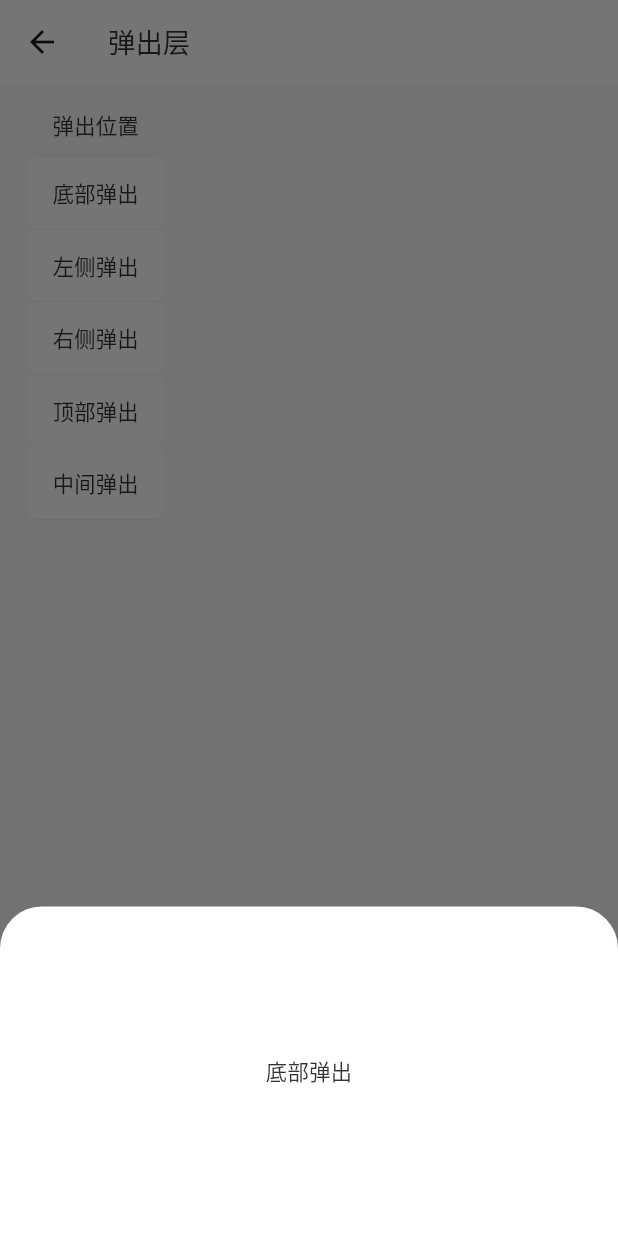
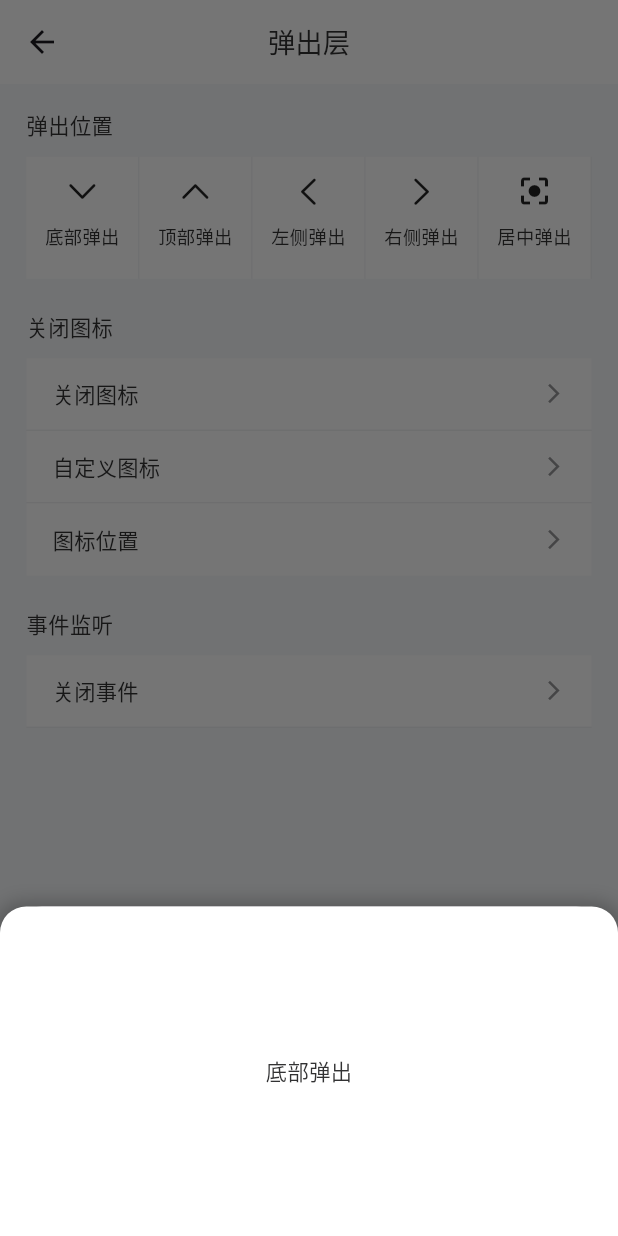
Before and after one commit to chasonHgg/flutter_better_ui, a Flutter app: the BetterPopupPage screen opened by its route, after a tap on "底部弹出", on a phone screen of 412 x 824 dp. Run offline on Flutter 3.47's test engine with Material 3 defaults, Android fonts, the phone set to English and light mode, and no system bars; our stand-ins replace get.

Commit message:
完善popup案例演示

```diff
--- a/example/lib/i18n/locale/en_us.dart
+++ b/example/lib/i18n/locale/en_us.dart
@@ -42,5 +42,10 @@ Map<String, String> enUS = {
   '右侧弹出': 'Right Popup',
   '顶部弹出': 'Top Popup',
   '底部弹出': 'Bottom Popup',
-  '中间弹出': 'Center Popup',
+  '居中弹出': 'Center Popup',
+  '关闭图标': 'Close Icon',
+  '图标位置': 'Icon Position',
+  '事件监听': 'Event Listener',
+  '关闭事件': 'Close Event',
+  '关闭了': 'Closed',
 };
--- a/example/lib/i18n/locale/zh_cn.dart
+++ b/example/lib/i18n/locale/zh_cn.dart
@@ -42,5 +42,10 @@ Map<String, String> zhCN = {
   '右侧弹出': '右侧弹出',
   '顶部弹出': '顶部弹出',
   '底部弹出': '底部弹出',
-  '中间弹出': '中间弹出',
+  '居中弹出': '居中弹出',
+  '关闭图标': '关闭图标',
+  '图标位置': '图标位置',
+  '事件监听': '事件监听',
+  '关闭事件': '关闭事件',
+  '关闭了': '关闭了',
 };
--- a/example/lib/i18n/translations.dart
+++ b/example/lib/i18n/translations.dart
@@ -9,6 +9,10 @@ class I18nTranslations extends Translations {
   @override
   Map<String, Map<String, String>> get keys => {'zh_CN': zhCN, 'en_US': enUS};
 
+  static Locale? getLocale() {
+    return Get.locale;
+  }
+
   static void updateLocale(I18nLocale locale) {
     var localeSplit = locale.toString().split('_');
     Get.updateLocale(Locale(localeSplit[0].split('.')[1], localeSplit[1]));
--- a/example/lib/pages/better_button_page.dart
+++ b/example/lib/pages/better_button_page.dart
@@ -13,7 +13,7 @@ class BetterButtonPage extends StatelessWidget {
         title: Text('按钮'.tr),
         bottom: PreferredSize(
           preferredSize: Size.fromHeight(0.5),
-          child: Container(color: Theme.of(context).dividerColor, height: 0.5),
+          child: Container(color: Theme.of(context).dividerColor, height: 1.bw),
         ),
       ),
       body: SingleChildScrollView(
--- a/example/lib/pages/better_cell_page.dart
+++ b/example/lib/pages/better_cell_page.dart
@@ -13,7 +13,7 @@ class BetterCellPage extends StatelessWidget {
         title: Text('单元格'.tr),
         bottom: PreferredSize(
           preferredSize: Size.fromHeight(0.5),
-          child: Container(color: Theme.of(context).dividerColor, height: 0.5),
+          child: Container(color: Theme.of(context).dividerColor, height: 1.bw),
         ),
       ),
       body: SingleChildScrollView(
--- a/example/lib/pages/better_popup_page.dart
+++ b/example/lib/pages/better_popup_page.dart
@@ -1,6 +1,9 @@
-import 'package:better_ui/better_button.dart';
+import 'package:better_ui/better_cell.dart';
 import 'package:better_ui/better_popup.dart';
+import 'package:better_ui/better_toast.dart';
+import 'package:better_ui/theme/better_theme_extension.dart';
 import 'package:better_ui/utils/better_screen_util.dart';
+import 'package:flutter/cupertino.dart';
 import 'package:flutter/material.dart';
 import 'package:get/get.dart';
 
@@ -9,122 +12,161 @@ class BetterPopupPage extends StatelessWidget {
 
   @override
   Widget build(BuildContext context) {
+    BetterThemeExtension theme = Theme.of(
+      context,
+    ).extension<BetterThemeExtension>()!;
     return Scaffold(
       appBar: AppBar(title: Text('弹出层'.tr)),
       body: SingleChildScrollView(
         child: Padding(
           padding: EdgeInsets.all(16.bw),
           child: Column(
+            crossAxisAlignment: CrossAxisAlignment.start,
             children: [
               Text('弹出位置'.tr, style: TextStyle(fontSize: 14.bsp)),
               SizedBox(height: 10.bw),
-              BetterButton(
-                text: '底部弹出'.tr,
-                onClick: () => {
+              Row(
+                children: [
+                  renderPositionRowItem(
+                    context: context,
+                    title: '底部弹出'.tr,
+                    icon: CupertinoIcons.chevron_down,
+                    position: BetterPopupPosition.bottom,
+                    height: 200.bw,
+                    theme: theme,
+                  ),
+                  renderPositionRowItem(
+                    context: context,
+                    title: '顶部弹出'.tr,
+                    icon: CupertinoIcons.chevron_up,
+                    position: BetterPopupPosition.top,
+                    theme: theme,
+                  ),
+                  renderPositionRowItem(
+                    context: context,
+                    title: '左侧弹出'.tr,
+                    width: 150.bw,
+                    icon: CupertinoIcons.chevron_left,
+                    position: BetterPopupPosition.left,
+                    theme: theme,
+                  ),
+                  renderPositionRowItem(
+                    context: context,
+                    title: '右侧弹出'.tr,
+                    width: 150.bw,
+                    icon: CupertinoIcons.chevron_right,
+                    position: BetterPopupPosition.right,
+                    theme: theme,
+                  ),
+                  renderPositionRowItem(
+                    context: context,
+                    title: '居中弹出'.tr,
+                    width: 150.bw,
+                    height: 150.bw,
+                    icon: Icons.center_focus_strong,
+                    position: BetterPopupPosition.center,
+                    theme: theme,
+                  ),
+                ],
+              ),
+              SizedBox(height: 20.bw),
+              Text('关闭图标'.tr, style: TextStyle(fontSize: 14.bsp)),
+              SizedBox(height: 10.bw),
+              BetterCell(
+                titleText: '关闭图标'.tr,
+                isShowBorder: true,
+                isShowArrowRight: true,
+                onClick: () {
                   BetterPopup.show(
                     context,
-                    child: SizedBox(
-                      width: BetterScreenUtil.screenWidth,
                     height: 200.bw,
                     child: Center(
                       child: Text(
-                          "底部弹出".tr,
+                        '关闭图标'.tr,
                         style: TextStyle(fontSize: 14.bsp),
                       ),
                     ),
+                    isShowCloseIcon: true,
+                  );
+                },
+              ),
+              BetterCell(
+                titleText: '自定义图标'.tr,
+                isShowBorder: true,
+                isShowArrowRight: true,
+                onClick: () {
+                  BetterPopup.show(
+                    context,
+                    height: 200.bw,
+                    closeIcon: Positioned(
+                      right: 16.bw,
+                      top: 16.bw,
+                      child: GestureDetector(
+                        onTap: () {
+                          Navigator.pop(context);
+                        },
+                        child: Icon(CupertinoIcons.cloud_sleet_fill),
                       ),
                     ),
-                },
-              ),
-              BetterButton(
-                text: '左侧弹出'.tr,
-                onClick: () => {
-                  BetterPopup.show(
-                    context,
-                    position: BetterPopupPosition.left,
-                    width: 150.bw,
-                    boxShadow: [
-                      BoxShadow(
-                        color: Colors.black26,
-                        blurRadius: 10.bw,
-                        spreadRadius: 2.bw,
-                      ),
-                    ],
-                    child: SizedBox(
                     child: Center(
                       child: Text(
-                          "左侧弹出".tr,
+                        '自定义图标'.tr,
                         style: TextStyle(fontSize: 14.bsp),
                       ),
                     ),
+                    isShowCloseIcon: true,
+                  );
+                },
+              ),
+              BetterCell(
+                titleText: '图标位置'.tr,
+                isShowArrowRight: true,
+                onClick: () {
+                  BetterPopup.show(
+                    context,
+                    height: 200.bw,
+                    closeIcon: Positioned(
+                      left: 16.bw,
+                      top: 16.bw,
+                      child: GestureDetector(
+                        onTap: () {
+                          Navigator.pop(context);
+                        },
+                        child: Icon(Icons.close, size: 24.bw),
                       ),
                     ),
-                },
-              ),
-              BetterButton(
-                text: '右侧弹出'.tr,
-                onClick: () => {
-                  BetterPopup.show(
-                    context,
-                    position: BetterPopupPosition.right,
-                    width: 150.bw,
-                    boxShadow: [
-                      BoxShadow(
-                        color: Colors.black26,
-                        blurRadius: 10.bw,
-                        spreadRadius: 2.bw,
-                      ),
-                    ],
-                    child: SizedBox(
                     child: Center(
                       child: Text(
-                          "右侧弹出".tr,
+                        '图标位置'.tr,
                         style: TextStyle(fontSize: 14.bsp),
                       ),
                     ),
-                    ),
-                  ),
+                    isShowCloseIcon: true,
+                  );
                 },
               ),
-              BetterButton(
-                text: '顶部弹出'.tr,
-                onClick: () => {
+              SizedBox(height: 20.bw),
+              Text('事件监听'.tr, style: TextStyle(fontSize: 14.bsp)),
+              SizedBox(height: 10.bw),
+              BetterCell(
+                titleText: '关闭事件'.tr,
+                isShowBorder: true,
+                isShowArrowRight: true,
+                onClick: () {
                   BetterPopup.show(
                     context,
-                    position: BetterPopupPosition.top,
-                    boxShadow: [
-                      BoxShadow(
-                        color: Colors.black26,
-                        blurRadius: 10.bw,
-                        spreadRadius: 2.bw,
-                      ),
-                    ],
-                    child: SizedBox(
+                    height: 200.bw,
                     child: Center(
                       child: Text(
-                          "顶部弹出".tr,
+                        '关闭事件'.tr,
                         style: TextStyle(fontSize: 14.bsp),
                       ),
                     ),
-                    ),
-                  ),
+                    isShowCloseIcon: true,
+                    onClose: () {
+                      BetterToast.show(context, message: '关闭了');
                     },
-              ),
-              BetterButton(
-                text: '中间弹出'.tr,
-                onClick: () => {
-                  BetterPopup.show(
-                    context,
-                    position: BetterPopupPosition.center,
-                    child: SizedBox(
-                      child: Center(
-                        child: Text(
-                          "中间弹出".tr,
-                          style: TextStyle(fontSize: 14.bsp),
-                        ),
-                      ),
-                    ),
-                  ),
+                  );
                 },
               ),
             ],
@@ -133,4 +175,61 @@ class BetterPopupPage extends StatelessWidget {
       ),
     );
   }
+
+  Widget renderPositionRowItem({
+    required BuildContext context,
+    required String title,
+    required BetterPopupPosition position,
+    required IconData icon,
+    required BetterThemeExtension theme,
+    double? width,
+    double? height,
+  }) {
+    return Expanded(
+      child: GestureDetector(
+        onTap: () {
+          BetterPopup.show(
+            context,
+            position: position,
+            width: width,
+            height: height,
+            boxShadow: [
+              BoxShadow(
+                color: Colors.black26,
+                blurRadius: 10.bw,
+                spreadRadius: 2.bw,
+              ),
+            ],
+            child: Center(
+              child: Text(title.tr, style: TextStyle(fontSize: 14.bsp)),
+            ),
+          );
+        },
+        child: Container(
+          height: 74.bw,
+          padding: EdgeInsets.only(top: 10.bw),
+          decoration: BoxDecoration(
+            color: theme.popupTheme.backgroundColor,
+            //右边框
+            border: Border(
+              right: BorderSide(color: theme.borderColor, width: 1.bw),
+            ),
+          ),
+          child: Column(
+            crossAxisAlignment: CrossAxisAlignment.center,
+            children: [
+              Icon(icon),
+              SizedBox(height: 8.bw),
+              Text(
+                title.tr,
+                textAlign: TextAlign.center,
+                style: TextStyle(fontSize: 12.bsp),
+                softWrap: true,
+              ),
+            ],
+          ),
+        ),
+      ),
+    );
   }
+}
--- a/lib/better_button.dart
+++ b/lib/better_button.dart
@@ -100,7 +100,7 @@ class BetterButton extends StatelessWidget {
 
     double finalBorderWidth = borderWidth ?? 1;
     if (borderWidth == null && BetterUtil.shouldUseHairlineBorder(context)) {
-      finalBorderWidth = 0.5;
+      finalBorderWidth = 1.bw;
     }
 
     //获取主题色
--- a/lib/better_popup.dart
+++ b/lib/better_popup.dart
@@ -21,6 +21,7 @@ class BetterPopup {
     Widget? closeIcon,
     EdgeInsets? padding,
     final List<BoxShadow>? boxShadow,
+    VoidCallback? onClose,
   }) {
     if (position == BetterPopupPosition.bottom) {
       _showBottomPopup(
@@ -37,6 +38,7 @@ class BetterPopup {
         closeIcon: closeIcon,
         padding: padding,
         boxShadow: boxShadow,
+        onClose: onClose,
       );
       return;
     }
@@ -55,6 +57,7 @@ class BetterPopup {
       closeIcon: closeIcon,
       padding: padding,
       boxShadow: boxShadow,
+      onClose: onClose,
     );
   }
 
@@ -72,6 +75,7 @@ class BetterPopup {
     Widget? closeIcon,
     EdgeInsets? padding,
     final List<BoxShadow>? boxShadow,
+    VoidCallback? onClose,
   }) {
     BetterPopupTheme popupTheme = Theme.of(
       context,
@@ -80,6 +84,8 @@ class BetterPopup {
       topLeft: Radius.circular(16.bw),
       topRight: Radius.circular(16.bw),
     );
+
+    width ??= BetterScreenUtil.screenWidth;
 
     List<Widget> children = [];
     if (child != null) {
@@ -112,17 +118,25 @@ class BetterPopup {
     showModalBottomSheet(
       context: context,
       isDismissible: isDismissible,
-      backgroundColor: backgroundColor ?? popupTheme.backgroundColor,
-      builder: (context) => Container(
+      builder: (context) => PopScope(
+        canPop: true,
+        onPopInvokedWithResult: (didPop, result) {
+          if (didPop) {
+            onClose?.call();
+          }
+        },
+        child: Container(
           width: width,
           height: height,
           padding: padding ?? popupTheme.padding,
           decoration: BoxDecoration(
             borderRadius: borderRadius,
             boxShadow: boxShadow,
+            color: backgroundColor ?? popupTheme.backgroundColor,
           ),
           //关闭图标
           child: Stack(children: children),
+        ),
       ),
     );
   }
@@ -142,6 +156,7 @@ class BetterPopup {
     Widget? closeIcon,
     EdgeInsets? padding,
     final List<BoxShadow>? boxShadow,
+    VoidCallback? onClose,
   }) {
     // 计算默认尺寸
     width ??= position == BetterPopupPosition.top
@@ -224,7 +239,14 @@ class BetterPopup {
       barrierColor: Colors.black.withAlpha(128),
       pageBuilder: (_, __, ___) => const SizedBox(),
       transitionBuilder: (context, animation, _, child) {
-        return Stack(
+        return PopScope(
+          canPop: true,
+          onPopInvokedWithResult: (didPop, result) {
+            if (didPop) {
+              onClose?.call();
+            }
+          },
+          child: Stack(
             children: [
               // 半透明背景层
               Positioned.fill(
@@ -246,6 +268,7 @@ class BetterPopup {
               if (position == BetterPopupPosition.center)
                 Align(child: slideContent(animation: animation)),
             ],
+          ),
         );
       },
     );
--- a/lib/theme/better_theme_extension.dart
+++ b/lib/theme/better_theme_extension.dart
@@ -10,6 +10,7 @@ class BetterThemeExtension extends ThemeExtension<BetterThemeExtension> {
   final Color successColor;
   final Color warningColor;
   final Color dangerColor;
+  final Color borderColor;
 
   //按钮主题
   final BetterButtonTheme buttonTheme;
@@ -24,6 +25,7 @@ class BetterThemeExtension extends ThemeExtension<BetterThemeExtension> {
     required this.successColor,
     required this.warningColor,
     required this.dangerColor,
+    required this.borderColor,
     required this.buttonTheme,
     required this.cellTheme,
     required this.popupTheme,
@@ -36,6 +38,7 @@ class BetterThemeExtension extends ThemeExtension<BetterThemeExtension> {
     Color? successColor,
     Color? warningColor,
     Color? dangerColor,
+    Color? borderColor,
     BetterButtonTheme? buttonTheme,
     BetterCellTheme? cellTheme,
     BetterPopupTheme? popupTheme,
@@ -46,6 +49,7 @@ class BetterThemeExtension extends ThemeExtension<BetterThemeExtension> {
       successColor: successColor ?? this.successColor,
       warningColor: warningColor ?? this.warningColor,
       dangerColor: dangerColor ?? this.dangerColor,
+      borderColor: borderColor ?? this.borderColor,
       buttonTheme: buttonTheme ?? this.buttonTheme,
       cellTheme: cellTheme ?? this.cellTheme,
       popupTheme: popupTheme ?? this.popupTheme,
@@ -69,6 +73,7 @@ class BetterThemeExtension extends ThemeExtension<BetterThemeExtension> {
       warningColor:
           Color.lerp(warningColor, other.warningColor, t) ?? warningColor,
       dangerColor: Color.lerp(dangerColor, other.dangerColor, t) ?? dangerColor,
+      borderColor: Color.lerp(borderColor, other.borderColor, t) ?? borderColor,
       buttonTheme: BetterButtonTheme.lerp(buttonTheme, other.buttonTheme, t),
       cellTheme: BetterCellTheme.lerp(cellTheme, other.cellTheme, t),
       popupTheme: BetterPopupTheme.lerp(popupTheme, other.popupTheme, t),
--- a/lib/theme/themes/better_dark_theme.dart
+++ b/lib/theme/themes/better_dark_theme.dart
@@ -12,6 +12,7 @@ ThemeData betterDarkTheme = ThemeData(
   dividerColor: ColorUtil.hexToColor('#3a3a3c'),
   appBarTheme: ThemeData.dark().appBarTheme.copyWith(
     backgroundColor: ColorUtil.hexToColor('#141218'),
+    centerTitle: true,
     titleTextStyle: TextStyle(
       color: ColorUtil.hexToColor('#ffffff'),
       fontSize: 18.bsp,
@@ -29,6 +30,7 @@ ThemeData betterDarkTheme = ThemeData(
       successColor: ColorUtil.hexToColor('#07c160'),
       warningColor: ColorUtil.hexToColor('#f90'),
       dangerColor: ColorUtil.hexToColor('#ee0a24'),
+      borderColor: ColorUtil.hexToColor('#3a3a3c'),
       buttonTheme: BetterButtonTheme(
         fontSize: 14.bsp,
         padding: EdgeInsets.symmetric(horizontal: 16.bw),
@@ -60,7 +62,7 @@ ThemeData betterDarkTheme = ThemeData(
         border: Border(
           bottom: BorderSide(
             color: ColorUtil.hexToColor('#3a3a3c'),
-            width: 0.5,
+            width: 1.bw,
           ),
         ),
         arrowRightSize: 14.bw,
--- a/lib/theme/themes/better_light_theme.dart
+++ b/lib/theme/themes/better_light_theme.dart
@@ -12,6 +12,7 @@ ThemeData betterLightTheme = ThemeData(
   dividerColor: ColorUtil.hexToColor('#ebedf0'),
   appBarTheme: ThemeData.light().appBarTheme.copyWith(
     backgroundColor: ColorUtil.hexToColor('#ffffff'),
+    centerTitle: true,
     titleTextStyle: TextStyle(
       color: ColorUtil.hexToColor('#323233'),
       fontSize: 18.bsp,
@@ -30,6 +31,7 @@ ThemeData betterLightTheme = ThemeData(
       successColor: ColorUtil.hexToColor('#07c160'),
       warningColor: ColorUtil.hexToColor('#f90'),
       dangerColor: ColorUtil.hexToColor('#ee0a24'),
+      borderColor: ColorUtil.hexToColor('#ebedf0'),
       buttonTheme: BetterButtonTheme(
         fontSize: 14.bsp,
         padding: EdgeInsets.symmetric(horizontal: 16.bw),
@@ -61,7 +63,7 @@ ThemeData betterLightTheme = ThemeData(
         border: Border(
           bottom: BorderSide(
             color: ColorUtil.hexToColor('#ebedf0'),
-            width: 0.5,
+            width: 1.bw,
           ),
         ),
         arrowRightSize: 14.bw,
--- a/lib/utils/better_screen_util.dart
+++ b/lib/utils/better_screen_util.dart
@@ -35,13 +35,26 @@ class BetterScreenUtil {
   /// 基于宽度的比例缩放
   static double scaleWidth(double width) {
     if (!_enableScaleWH) return width;
+    if (width == 1) {
+      return handleOnePixel(width);
+    }
     return (width * _screenWidth) / _designWidth;
   }
 
   /// 基于高度的比例缩放
   static double scaleHeight(double height) {
     if (!_enableScaleWH) return height;
+    if (height == 1) {
+      return handleOnePixel(height);
+    }
     return (height * _screenHeight) / _designHeight;
+  }
+
+  //处理1px问题
+  static double handleOnePixel(double width) {
+    if (!_enableScaleWH) return width;
+    final physicalPixel = 1.0 / _mediaQuery.devicePixelRatio;
+    return physicalPixel.clamp(0.5, 2.0);
   }
 
   /// 基于更小边的比例缩放（避免拉伸）
```
Also changed, not shown: example/lib/pages/home.dart (+29 -24 lines). Lines whose indentation alone changed are shown as unchanged.
